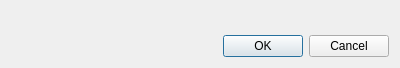
horvathzoltan/biovitality, file mvp/views/dataform.ui: the form before one commit.
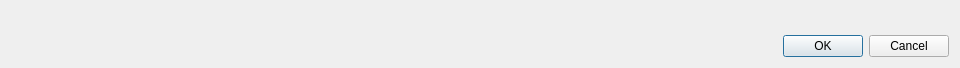
The form after the commit.

The edit to the form file:
```diff
--- a/mvp/views/dataform.ui
+++ b/mvp/views/dataform.ui
@@ -6,7 +6,7 @@
    <rect>
     <x>0</x>
     <y>0</y>
-    <width>400</width>
+    <width>960</width>
     <height>68</height>
    </rect>
   </property>
```
Left out of the diff: 6 changed lines with no effect on the pictures.
